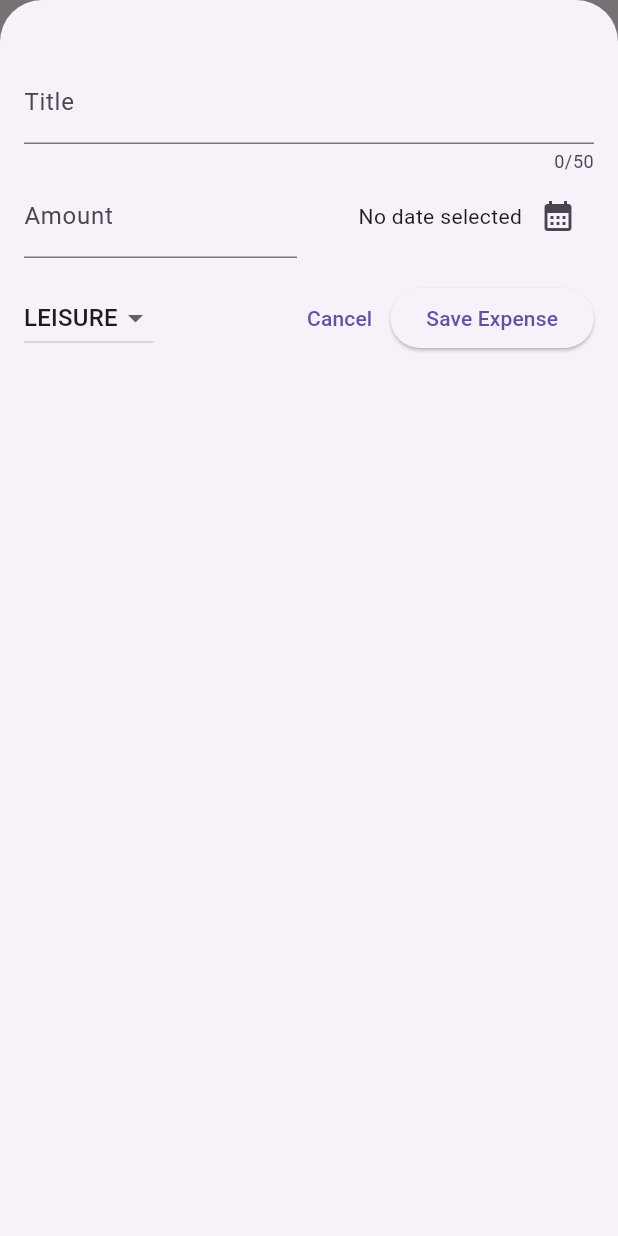
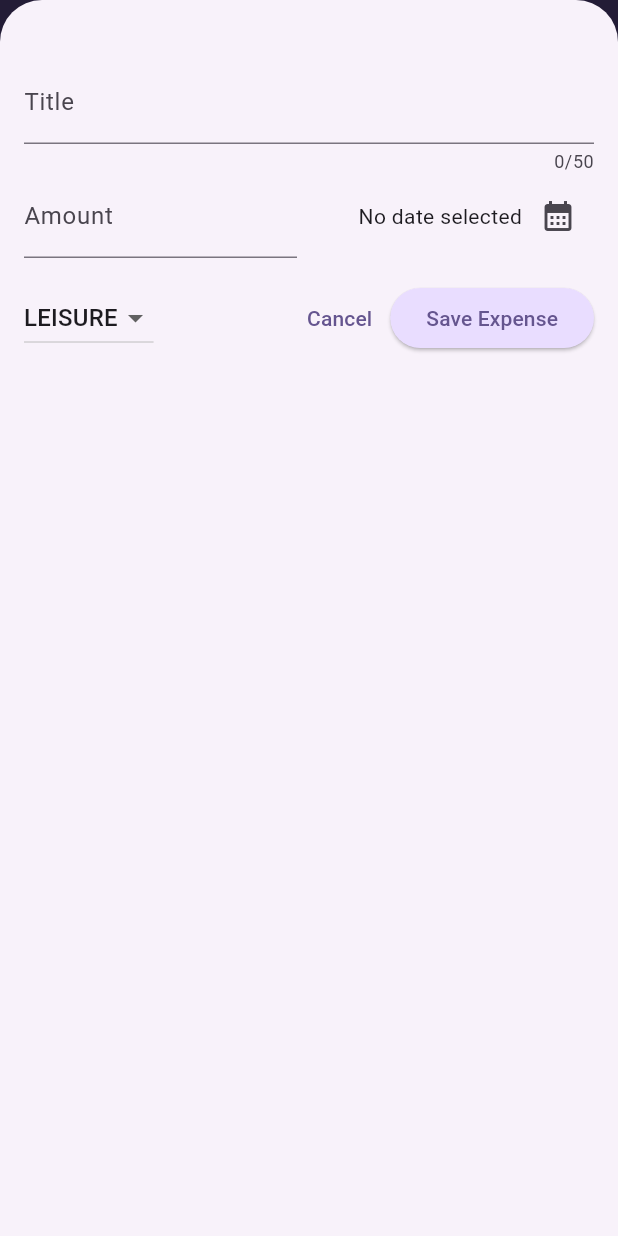
Before and after one commit to herondale1022/flutter-practice, a Flutter app: the screen it shows after launch, after a tap on the "add" icon, on a phone screen of 412 x 824 dp. Run offline on Flutter 3.47's test engine with Material 3 defaults, Android fonts, the phone set to English and light mode, and no system bars; our stand-ins replace google_fonts.

Commit message:
expense tracker v004
created until chart displays

```diff
--- a/expense_tracker/lib/main.dart
+++ b/expense_tracker/lib/main.dart
@@ -1,10 +1,60 @@
 import 'package:flutter/material.dart';
 import 'package:expense_tracker/widgets/expenses.dart';
+
+var kColorScheme = ColorScheme.fromSeed(
+  seedColor: const Color.fromARGB(255, 96, 59, 181),
+);
+
+var kDarkColorScheme = ColorScheme.fromSeed(
+  brightness: Brightness.dark,
+  seedColor: const Color.fromARGB(255, 5, 99, 125),
+);
 
 void main() {
   runApp(
     MaterialApp(
-      theme: ThemeData(useMaterial3: true),
+      darkTheme: ThemeData.dark().copyWith(
+        colorScheme: kDarkColorScheme,
+        cardTheme: const CardTheme().copyWith(
+          color: kDarkColorScheme.secondaryContainer,
+          margin: const EdgeInsets.symmetric(
+            horizontal: 16,
+            vertical: 8,
+          ),
+        ),
+        elevatedButtonTheme: ElevatedButtonThemeData(
+          style: ElevatedButton.styleFrom(
+            backgroundColor: kDarkColorScheme.primaryContainer,
+            foregroundColor: kDarkColorScheme.onPrimaryContainer,
+          ),
+        ),
+      ),
+      theme: ThemeData().copyWith(
+        colorScheme: kColorScheme,
+        appBarTheme: const AppBarTheme().copyWith(
+          backgroundColor: kColorScheme.onPrimaryContainer,
+          foregroundColor: kColorScheme.primaryContainer,
+        ),
+        cardTheme: const CardTheme().copyWith(
+          color: kColorScheme.secondaryContainer,
+          margin: const EdgeInsets.symmetric(
+            horizontal: 16,
+            vertical: 8,
+          ),
+        ),
+        elevatedButtonTheme: ElevatedButtonThemeData(
+          style: ElevatedButton.styleFrom(
+            backgroundColor: kColorScheme.primaryContainer,
+          ),
+        ),
+        textTheme: ThemeData().textTheme.copyWith(
+              titleLarge: TextStyle(
+                fontWeight: FontWeight.bold,
+                color: kColorScheme.onSecondaryContainer,
+                fontSize: 16,
+              ),
+            ),
+      ),
       home: const Expenses(),
     ),
   );
--- a/expense_tracker/lib/models/expense.dart
+++ b/expense_tracker/lib/models/expense.dart
@@ -33,3 +33,28 @@ class Expense {
     return formatter.format(date);
   }
 }
+
+class ExpenseBucket {
+  const ExpenseBucket({
+    required this.category,
+    required this.expenses,
+  });
+
+  ExpenseBucket.forCategory(List<Expense> allExpenses, this.category)
+      : expenses = allExpenses
+            .where((expense) => expense.category == category)
+            .toList(); //alternative constructor
+
+  final Category category;
+  final List<Expense> expenses;
+
+  double get totalExpenses {
+    double sum = 0;
+
+    for (final expense in expenses) {
+      sum += expense.amount;
+    }
+
+    return sum;
+  }
+}
--- /dev/null
+++ b/expense_tracker/lib/widgets/chart/chart.dart
@@ -0,0 +1,95 @@
+import 'package:flutter/material.dart';
+
+import 'package:expense_tracker/widgets/chart/chart_bar.dart';
+import 'package:expense_tracker/models/expense.dart';
+
+class Chart extends StatelessWidget {
+  const Chart({super.key, required this.expenses});
+
+  final List<Expense> expenses;
+
+  List<ExpenseBucket> get buckets {
+    return [
+      ExpenseBucket.forCategory(expenses, Category.food),
+      ExpenseBucket.forCategory(expenses, Category.leisure),
+      ExpenseBucket.forCategory(expenses, Category.travel),
+      ExpenseBucket.forCategory(expenses, Category.work),
+    ];
+  }
+
+  double get maxTotalExpense {
+    double maxTotalExpense = 0;
+
+    for (final bucket in buckets) {
+      if (bucket.totalExpenses > maxTotalExpense) {
+        maxTotalExpense = bucket.totalExpenses;
+      }
+    }
+
+    return maxTotalExpense;
+  }
+
+  @override
+  Widget build(BuildContext context) {
+    final isDarkMode =
+        MediaQuery.of(context).platformBrightness == Brightness.dark;
+    return Container(
+      margin: const EdgeInsets.all(16),
+      padding: const EdgeInsets.symmetric(
+        vertical: 16,
+        horizontal: 8,
+      ),
+      width: double.infinity,
+      height: 180,
+      decoration: BoxDecoration(
+        borderRadius: BorderRadius.circular(8),
+        gradient: LinearGradient(
+          colors: [
+            Theme.of(context).colorScheme.primary.withOpacity(0.3),
+            Theme.of(context).colorScheme.primary.withOpacity(0.0)
+          ],
+          begin: Alignment.bottomCenter,
+          end: Alignment.topCenter,
+        ),
+      ),
+      child: Column(
+        children: [
+          Expanded(
+            child: Row(
+              crossAxisAlignment: CrossAxisAlignment.end,
+              children: [
+                for (final bucket in buckets) // alternative to map()
+                  ChartBar(
+                    fill: bucket.totalExpenses == 0
+                        ? 0
+                        : bucket.totalExpenses / maxTotalExpense,
+                  )
+              ],
+            ),
+          ),
+          const SizedBox(height: 12),
+          Row(
+            children: buckets
+                .map(
+                  (bucket) => Expanded(
+                    child: Padding(
+                      padding: const EdgeInsets.symmetric(horizontal: 4),
+                      child: Icon(
+                        categoryIcons[bucket.category],
+                        color: isDarkMode
+                            ? Theme.of(context).colorScheme.secondary
+                            : Theme.of(context)
+                                .colorScheme
+                                .primary
+                                .withOpacity(0.7),
+                      ),
+                    ),
+                  ),
+                )
+                .toList(),
+          )
+        ],
+      ),
+    );
+  }
+}
--- /dev/null
+++ b/expense_tracker/lib/widgets/chart/chart_bar.dart
@@ -0,0 +1,34 @@
+import 'package:flutter/material.dart';
+
+class ChartBar extends StatelessWidget {
+  const ChartBar({
+    super.key,
+    required this.fill,
+  });
+
+  final double fill;
+
+  @override
+  Widget build(BuildContext context) {
+    final isDarkMode =
+        MediaQuery.of(context).platformBrightness == Brightness.dark;
+    return Expanded(
+      child: Padding(
+        padding: const EdgeInsets.symmetric(horizontal: 4),
+        child: FractionallySizedBox(
+          heightFactor: fill,
+          child: DecoratedBox(
+            decoration: BoxDecoration(
+              shape: BoxShape.rectangle,
+              borderRadius:
+                  const BorderRadius.vertical(top: Radius.circular(8)),
+              color: isDarkMode
+                  ? Theme.of(context).colorScheme.secondary
+                  : Theme.of(context).colorScheme.primary.withOpacity(0.65),
+            ),
+          ),
+        ),
+      ),
+    );
+  }
+}
--- a/expense_tracker/lib/widgets/expenses.dart
+++ b/expense_tracker/lib/widgets/expenses.dart
@@ -1,3 +1,4 @@
+import 'package:expense_tracker/widgets/chart/chart.dart';
 import 'package:expense_tracker/widgets/expenses_list/expenses_list.dart';
 import 'package:expense_tracker/models/expense.dart';
 import 'package:expense_tracker/widgets/new_expense.dart';
@@ -89,7 +90,7 @@ class _ExpensesState extends State<Expenses> {
       body: Column(
         children: [
           // Toolbar with the Add button => Row()
-          const Text('The Chart'),
+          Chart(expenses: _registeredExpenses),
           Expanded(
             child: mainContent,
           )
--- a/expense_tracker/lib/widgets/expenses_list/expenses_item.dart
+++ b/expense_tracker/lib/widgets/expenses_list/expenses_item.dart
@@ -14,8 +14,12 @@ class ExpenseItem extends StatelessWidget {
           vertical: 16,
         ),
         child: Column(
+          crossAxisAlignment: CrossAxisAlignment.start,
           children: [
-            Text(expense.title),
+            Text(
+              expense.title,
+              style: Theme.of(context).textTheme.titleLarge,
+            ),
             const SizedBox(height: 4),
             Row(
               children: [
--- a/expense_tracker/lib/widgets/expenses_list/expenses_list.dart
+++ b/expense_tracker/lib/widgets/expenses_list/expenses_list.dart
@@ -18,6 +18,12 @@ class ExpensesList extends StatelessWidget {
       itemCount: expenses.length,
       itemBuilder: (ctx, index) => Dismissible(
         key: ValueKey(expenses[index]),
+        background: Container(
+          color: Theme.of(context).colorScheme.error.withOpacity(0.50),
+          margin: EdgeInsets.symmetric(
+            horizontal: Theme.of(context).cardTheme.margin!.horizontal,
+          ),
+        ),
         onDismissed: (direction) {
           onRemoveExpense(expenses[index]);
         },
```
Also changed, not shown: 1 other file.
